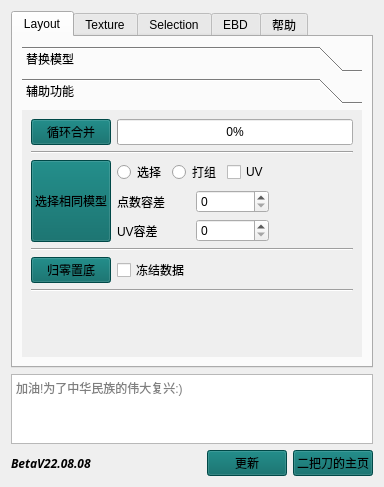
This is ui/Ebd_Tools_maya.ui in dongpingyao/ErBaDao_Tool_Maya as Qt 5 draws it before an edit. The edited form follows.
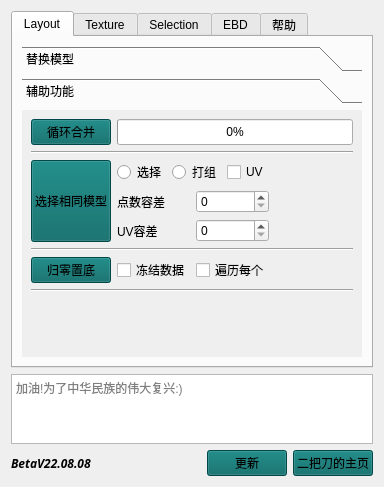
This is the edited form. The open tabs and pages were chosen to show the change.

```diff
--- a/ui/Ebd_Tools_maya.ui
+++ b/ui/Ebd_Tools_maya.ui
@@ -304,8 +304,8 @@
              <rect>
               <x>0</x>
               <y>0</y>
-              <width>261</width>
-              <height>195</height>
+              <width>340</width>
+              <height>265</height>
              </rect>
             </property>
             <attribute name="label">
@@ -511,6 +511,13 @@
                      </property>
                     </widget>
                    </item>
+                   <item>
+                    <widget class="QCheckBox" name="Every_checkBox">
+                     <property name="text">
+                      <string>遍历每个</string>
+                     </property>
+                    </widget>
+                   </item>
                    <item>
                     <spacer name="horizontalSpacer_13">
                      <property name="orientation">
```
Left out of the diff: 8 changed lines with no effect on the pictures.
